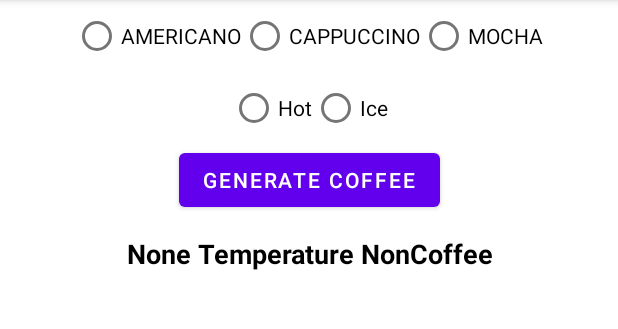
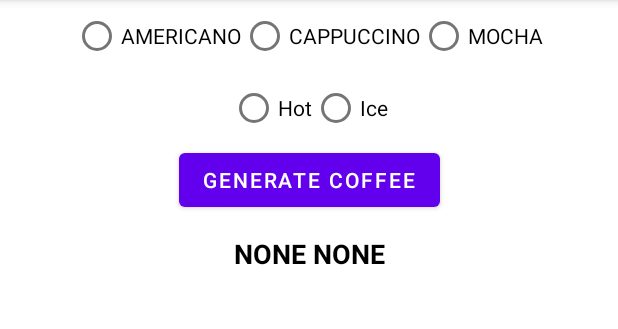
Before and after one commit to stanleyoho/designPatternDemo, an Android app: the screen it shows after launch (MainActivity), after a tap on "GENERATE COFFEE", on a phone screen of 412 x 824 dp, the part 84-413 px from its top. Run offline under Robolectric (Android 15) with nearby library versions, the phone set to English and light mode, and no system bars; our stand-ins replace data binding; 4 statements that could not run were skipped.

Commit message:
Strategy Pattern

```diff
--- a/app/src/main/java/com/yyds/demo1/context/Coffee.kt
+++ b/app/src/main/java/com/yyds/demo1/context/Coffee.kt
@@ -3,9 +3,12 @@ package com.yyds.demo1.context
 import com.yyds.demo1.strategys.CoffeeStrategy
 import com.yyds.demo1.strategys.TemperatureStrategy
 
-class Coffee(val strategy: CoffeeStrategy, val temperatureStrategy: TemperatureStrategy) {
+class Coffee(val strategy: CoffeeStrategy?, val temperatureStrategy: TemperatureStrategy?) {
 
     fun strategyCoffee():String{
-        return strategy.generateCoffee(temperatureStrategy)
+        val type = strategy?.generateCoffee()?:"NONE"
+        val temp = temperatureStrategy?.getTemperature()?:"NONE"
+
+        return "$temp $type"
     }
 }
--- a/app/src/main/java/com/yyds/demo1/models/Americano.kt
+++ b/app/src/main/java/com/yyds/demo1/models/Americano.kt
@@ -4,7 +4,7 @@ import com.yyds.demo1.strategys.CoffeeStrategy
 import com.yyds.demo1.strategys.TemperatureStrategy
 
 class Americano : CoffeeStrategy {
-    override fun generateCoffee(temperature: TemperatureStrategy) :String{
-        return "${temperature.getTemperature()} Americano"
+    override fun generateCoffee() :String{
+        return "Americano"
     }
 }
--- a/app/src/main/java/com/yyds/demo1/models/Cappuccino.kt
+++ b/app/src/main/java/com/yyds/demo1/models/Cappuccino.kt
@@ -4,7 +4,7 @@ import com.yyds.demo1.strategys.CoffeeStrategy
 import com.yyds.demo1.strategys.TemperatureStrategy
 
 class Cappuccino: CoffeeStrategy {
-    override fun generateCoffee(temperature: TemperatureStrategy):String {
-        return "${temperature.getTemperature()} Cappuccino"
+    override fun generateCoffee():String {
+        return "Cappuccino"
     }
 }
--- a/app/src/main/java/com/yyds/demo1/models/Mocha.kt
+++ b/app/src/main/java/com/yyds/demo1/models/Mocha.kt
@@ -4,7 +4,7 @@ import com.yyds.demo1.strategys.CoffeeStrategy
 import com.yyds.demo1.strategys.TemperatureStrategy
 
 class Mocha: CoffeeStrategy {
-    override fun generateCoffee(temperature: TemperatureStrategy):String {
-        return "${temperature.getTemperature()} Mocha"
+    override fun generateCoffee():String {
+        return "Mocha"
     }
 }
--- a/app/src/main/java/com/yyds/demo1/models/NonCoffee.kt
+++ /dev/null
@@ -1,10 +0,0 @@
-package com.yyds.demo1.models
-
-import com.yyds.demo1.strategys.CoffeeStrategy
-import com.yyds.demo1.strategys.TemperatureStrategy
-
-class NonCoffee: CoffeeStrategy {
-    override fun generateCoffee(temperatureStrategy: TemperatureStrategy): String {
-        return "${temperatureStrategy.getTemperature()} NonCoffee"
-    }
-}
--- a/app/src/main/java/com/yyds/demo1/strategys/CoffeeStrategy.kt
+++ b/app/src/main/java/com/yyds/demo1/strategys/CoffeeStrategy.kt
@@ -1,5 +1,5 @@
 package com.yyds.demo1.strategys
 
 interface CoffeeStrategy {
-    fun  generateCoffee(temperatureStrategy: TemperatureStrategy):String
+    fun  generateCoffee():String
 }
--- a/app/src/main/java/com/yyds/demo1/ui/MainActivity.kt
+++ b/app/src/main/java/com/yyds/demo1/ui/MainActivity.kt
@@ -1,16 +1,12 @@
 package com.yyds.demo1.ui
 
 import android.os.Bundle
-import android.widget.RadioButton
+import android.widget.RadioGroup
 import androidx.appcompat.app.AppCompatActivity
 import androidx.databinding.DataBindingUtil
 import androidx.lifecycle.ViewModelProvider
 import com.yyds.demo1.R
-import com.yyds.demo1.context.Coffee
 import com.yyds.demo1.databinding.ActivityMainBinding
-import com.yyds.demo1.models.*
-import com.yyds.demo1.strategys.CoffeeStrategy
-import com.yyds.demo1.strategys.TemperatureStrategy
 import com.yyds.demo1.viewModel.CoffeeStationViewModel
 
 class MainActivity : AppCompatActivity() {
@@ -26,53 +22,26 @@ class MainActivity : AppCompatActivity() {
         binding.lifecycleOwner = this
         binding.coffeeModel = coffeeViewModel
 
-        binding.groupCoffeeStyle.setOnCheckedChangeListener { p0, p1 ->
-            when (p1) {
-                R.id.coffee_americano -> {
-                    coffeeViewModel.selectAmericano()
-                }
-                R.id.coffee_cappuccino -> {
-                    coffeeViewModel.selectCappuccino()
-                }
-                R.id.coffee_mocha -> {
-                    coffeeViewModel.selectMocha()
-                }
-            }
-        }
-
-        binding.groupIsHot.setOnCheckedChangeListener { p0, p1 ->
-            when(p1){
-                R.id.isHot->{ coffeeViewModel.selectHot() }
-                R.id.isCold->{ coffeeViewModel.selectIce() }
-            }
-        }
+        binding.groupCoffeeStyle.setOnCheckedChangeListener(myCoffeeCheckChangeListener)
+        binding.groupIsHot.setOnCheckedChangeListener(myCoffeeTemperatureCheckChangeListener)
 
         binding.btnGenerateCoffee.setOnClickListener {
-            val strategy : CoffeeStrategy
-            val temperatureStrategy: TemperatureStrategy
-            //get coffee selected index
-            val typeCoffeeSelectedId = binding.groupCoffeeStyle.checkedRadioButtonId
-            val typeCoffeeSelectedView = findViewById<RadioButton>(typeCoffeeSelectedId)
-            val typeCoffeeIndex = binding.groupCoffeeStyle.indexOfChild(typeCoffeeSelectedView)
-            strategy = when(typeCoffeeIndex){
-                0->{ Americano() }
-                1->{ Cappuccino() }
-                2->{ Mocha() }
-                else->{ NonCoffee() }
-            }
-            //get coffee temperature selected index
-            val tempCoffeeSelectedId = binding.groupIsHot.checkedRadioButtonId
-            val tempCoffeeSelectedView = findViewById<RadioButton>(tempCoffeeSelectedId)
-            val tempCoffeeIndex = binding.groupIsHot.indexOfChild(tempCoffeeSelectedView)
-            temperatureStrategy = when(tempCoffeeIndex){
-                0->{ Hot() }
-                1->{ Ice() }
-                else->{ NonTemperature() }
-            }
+            coffeeViewModel.generateResult()
+        }
+    }
 
-            val coffee = Coffee(strategy,temperatureStrategy)
+    private val myCoffeeCheckChangeListener = RadioGroup.OnCheckedChangeListener { p0, p1 ->
+        when (p1) {
+            R.id.coffee_americano -> { coffeeViewModel.selectAmericano() }
+            R.id.coffee_cappuccino -> { coffeeViewModel.selectCappuccino() }
+            R.id.coffee_mocha -> { coffeeViewModel.selectMocha() }
+        }
+    }
 
-            coffeeViewModel.generateResult(coffee)
+    private val myCoffeeTemperatureCheckChangeListener = RadioGroup.OnCheckedChangeListener { p0, p1 ->
+        when(p1){
+            R.id.isHot->{ coffeeViewModel.selectHot() }
+            R.id.isCold->{ coffeeViewModel.selectIce() }
         }
     }
 }
```
Also changed, not shown: app/src/main/java/com/yyds/demo1/viewModel/CoffeeStationViewModel.kt (+12 -1 lines).
